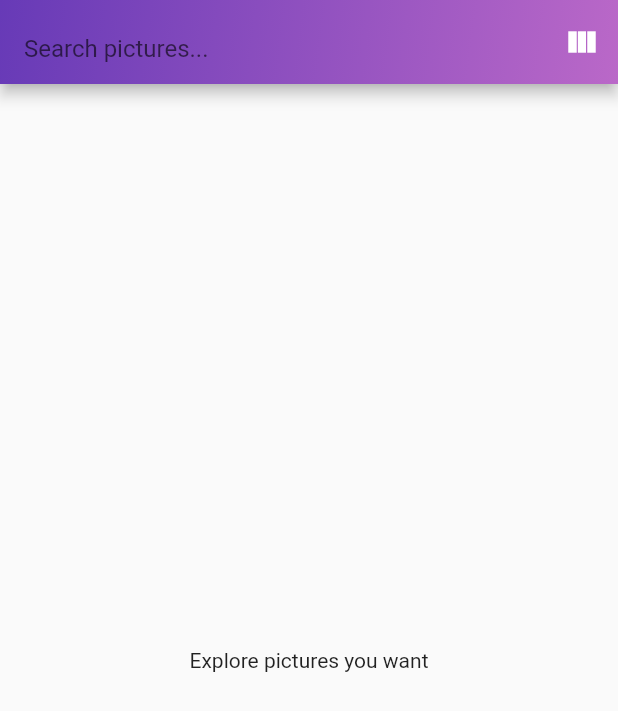
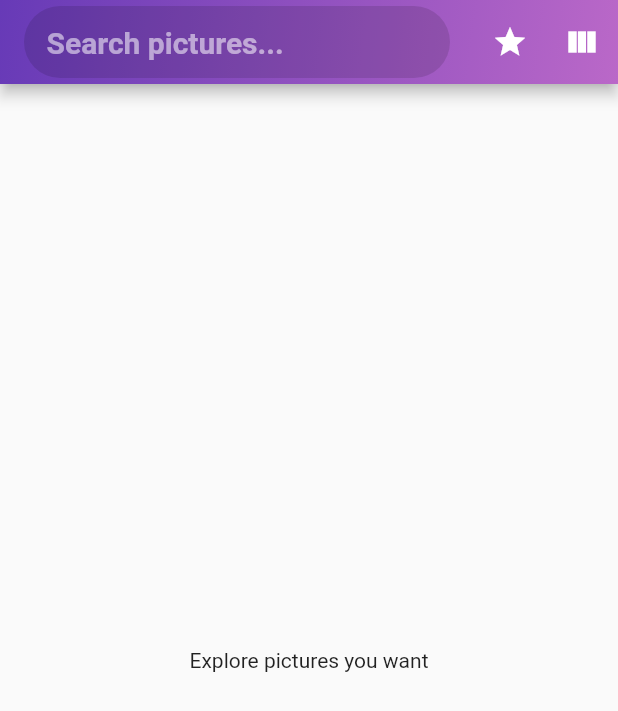
Before and after one commit to flashmobekondr/flickr_test_app, a Flutter app: the screen it shows after launch, on a phone screen of 412 x 824 dp. Shown: the top 711 px of the screen. Run offline on Flutter 3.47's test engine with Material 2 defaults, Android fonts, the phone set to English and light mode, and no system bars; our stand-ins replace bloc_concurrency, equatable, flutter_bloc, get_it, internet_connection_checker, photo_view and 1 more.

Commit message:
changed appearance of the text field

```diff
--- a/lib/features/search_page/presentation/pages/search_page.dart
+++ b/lib/features/search_page/presentation/pages/search_page.dart
@@ -41,6 +41,9 @@ class _SearchPageState extends State<SearchPage> {
     return Scaffold(
       appBar: AppBar(
         actions: [
+          IconButton(
+              onPressed: ()=>0,
+              icon: const Icon(Icons.star)),
           IconButton(
             icon:_columnIcon,
             onPressed:_switchView,
--- a/lib/features/search_page/presentation/widgets/search_page_grid_item.dart
+++ b/lib/features/search_page/presentation/widgets/search_page_grid_item.dart
@@ -26,7 +26,9 @@ class GridItem extends StatelessWidget {
           );
         },
           child: Container(
+            margin: const EdgeInsets.all(3.0),
             decoration: BoxDecoration(
+                borderRadius: const BorderRadius.all(Radius.circular(15.0)),
                 image: DecorationImage(
                     fit: BoxFit.cover,
                     image: NetworkImage(state.photoUrl)
--- a/lib/features/search_page/presentation/widgets/search_page_text_field.dart
+++ b/lib/features/search_page/presentation/widgets/search_page_text_field.dart
@@ -12,6 +12,11 @@ class SearchPageTextField extends StatelessWidget {
   @override
   Widget build(BuildContext context) {
     return TextField(
+      style: const TextStyle(
+        fontSize: 20.0,
+        color: Colors.white,
+        fontWeight: FontWeight.bold,
+      ),
       onSubmitted: (text){
         if(text.isNotEmpty) {
           BlocProvider.of<SearchPageBloc>(context).add(SearchPageTextChanged(text: text));
@@ -22,13 +27,33 @@ class SearchPageTextField extends StatelessWidget {
       autocorrect: true,
       //autofocus: true,
       decoration: InputDecoration(
-        border: InputBorder.none,
-        //prefix: const Icon(Icons.search),
+        focusedBorder: OutlineInputBorder(
+            borderRadius: BorderRadius.circular(25.0),
+            borderSide: const BorderSide(
+              color: Colors.white60,
+              width: 3,
+            )
+        ),
         suffix: GestureDetector(
           onTap: _onTapClear,
-          child: const Icon(Icons.clear),
+          child: const Icon(
+            Icons.clear,
+            size: 20,
+          ),
         ),
         hintText: 'Search pictures...',
+        hintStyle: const TextStyle(
+          fontSize: 20.0,
+          color: Colors.white54,
+        ),
+        filled: true,
+        fillColor: Colors.black12,
+        border: OutlineInputBorder(
+            borderRadius: BorderRadius.circular(25.0),
+            borderSide: BorderSide.none
+        ) ,
+        contentPadding: const EdgeInsets.only(left: 15.0,right: 15.0),
+        //prefix: const Icon(Icons.search),
       ),
     );
   }
```
Also changed, not shown: 1 other file.
